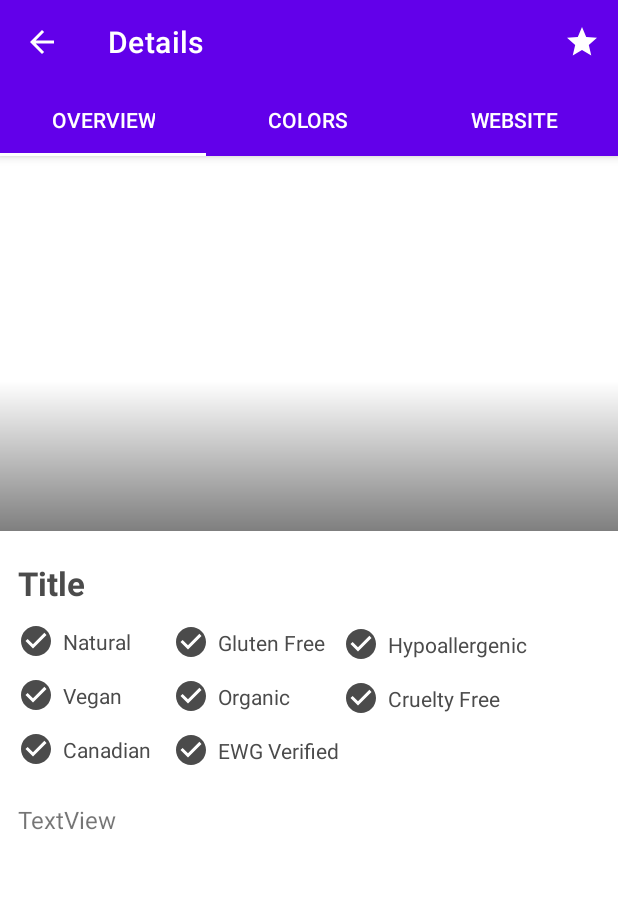
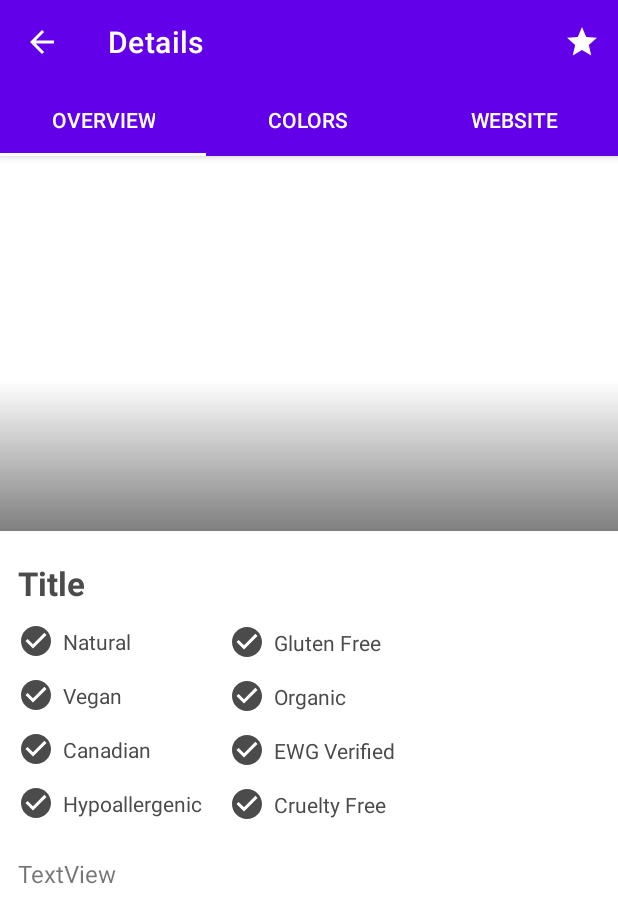
Before and after one commit to bybozyurt/MakeUp, an Android app: the OverviewFragment screen opened directly, with no data from a screen before it, on a phone screen of 412 x 824 dp. Shown: the top 923 px of the screen. Run offline under Robolectric (Android 15) with nearby library versions, the phone set to English and light mode, and no system bars; our stand-ins replace Dagger/Hilt's generated code; Roboto replaces fonts that are not available here; 15 statements that could not run were skipped.

Commit message:
design refactor

```diff
--- a/app/src/main/res/layout/fragment_favorite_products.xml
+++ b/app/src/main/res/layout/fragment_favorite_products.xml
@@ -14,8 +14,8 @@
             android:id="@+id/favoriteProductsRecyclerView"
             android:layout_width="match_parent"
             android:layout_height="match_parent"
-            android:layout_marginStart="8dp"
-            android:layout_marginEnd="8dp"
+            android:layout_marginStart="4dp"
+            android:layout_marginEnd="4dp"
             app:layout_constraintBottom_toBottomOf="parent"
             app:layout_constraintEnd_toEndOf="parent"
             app:layout_constraintHorizontal_bias="0.5"
--- a/app/src/main/res/layout/fragment_overview.xml
+++ b/app/src/main/res/layout/fragment_overview.xml
@@ -91,7 +91,7 @@
         android:id="@+id/gluten_free_imageView"
         android:layout_width="wrap_content"
         android:layout_height="wrap_content"
-        android:layout_marginStart="28dp"
+        android:layout_marginStart="65dp"
         android:src="@drawable/ic_checkmark"
         app:layout_constraintBottom_toBottomOf="@+id/nat_textView"
         app:layout_constraintStart_toEndOf="@+id/nat_textView"
@@ -157,11 +157,10 @@
         android:id="@+id/hypoAllergenic_imageView"
         android:layout_width="wrap_content"
         android:layout_height="wrap_content"
-        android:layout_marginStart="12dp"
         android:src="@drawable/ic_checkmark"
-        app:layout_constraintBottom_toBottomOf="@+id/gluten_free_imageView"
-        app:layout_constraintStart_toEndOf="@+id/gluten_free_textView"
-        app:layout_constraintTop_toTopOf="@+id/gluten_free_textView"
+        android:layout_marginTop="12dp"
+        app:layout_constraintStart_toStartOf="@id/canadianFree_imageView"
+        app:layout_constraintTop_toBottomOf="@id/canadianFree_imageView"
         app:tint="@color/darkGray" />
 
     <TextView
@@ -181,8 +180,8 @@
         android:layout_height="wrap_content"
         android:layout_marginTop="12dp"
         android:src="@drawable/ic_checkmark"
-        app:layout_constraintStart_toStartOf="@+id/hypoAllergenic_imageView"
-        app:layout_constraintTop_toBottomOf="@+id/hypoAllergenic_imageView"
+        app:layout_constraintStart_toStartOf="@+id/ewg_imageView"
+        app:layout_constraintTop_toBottomOf="@+id/ewg_imageView"
         app:tint="@color/darkGray" />
 
     <TextView
@@ -230,7 +229,7 @@
         app:layout_constraintEnd_toEndOf="parent"
         app:layout_constraintHorizontal_bias="0.0"
         app:layout_constraintStart_toStartOf="parent"
-        app:layout_constraintTop_toBottomOf="@id/canadianFree_imageView"
+        app:layout_constraintTop_toBottomOf="@id/hypoAllergenic_imageView"
         app:layout_constraintVertical_bias="0.0">
 
         <LinearLayout
--- a/app/src/main/res/layout/fragment_products.xml
+++ b/app/src/main/res/layout/fragment_products.xml
@@ -11,8 +11,8 @@
         android:id="@+id/recyclerview"
         android:layout_width="0dp"
         android:layout_height="0dp"
-        android:layout_marginStart="8dp"
-        android:layout_marginEnd="8dp"
+        android:layout_marginStart="4dp"
+        android:layout_marginEnd="4dp"
         android:orientation="vertical"
         app:shimmer_recycler_item_count="3"
         app:shimmer_recycler_layout="@layout/placeholder_row_layout"
```
Also changed, not shown: app/src/main/res/layout/favorite_products_row_layout.xml (+6 -3 lines), app/src/main/res/layout/products_row_layout.xml (+6 -3 lines).
